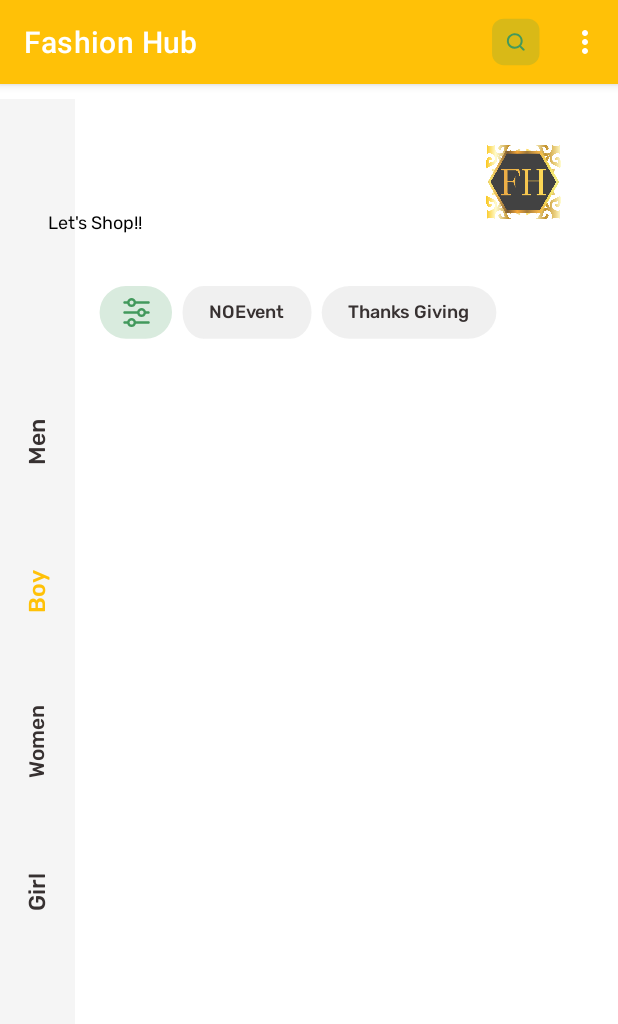
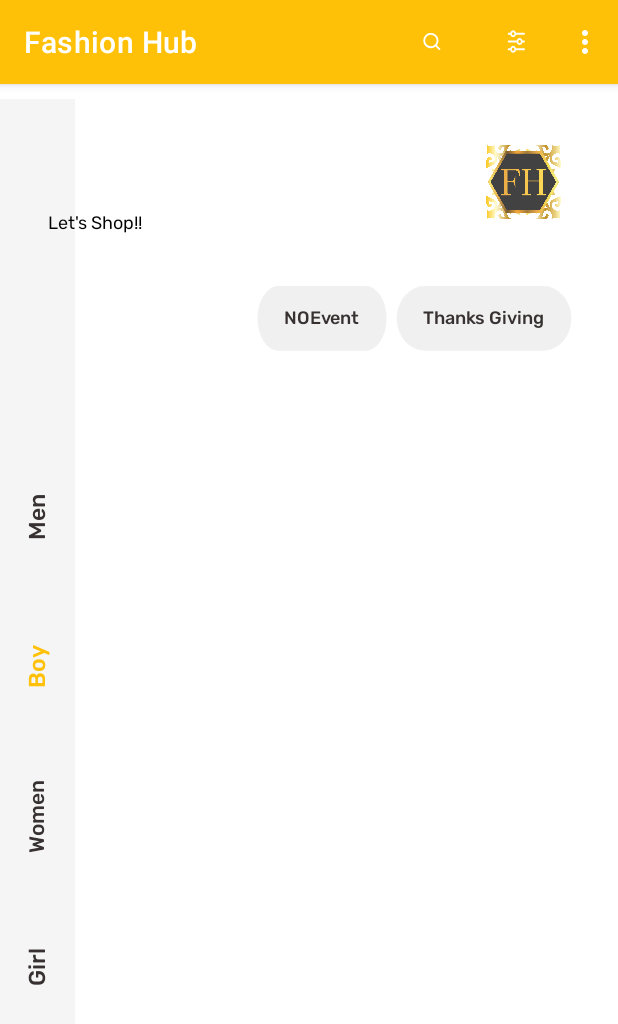
Before and after one commit to Kashish199/Fashion-Hub, an Android app: the Home screen opened directly, with no data from a screen before it, on a phone screen of 412 x 824 dp. Shown: the top 1024 px of the screen. Run offline under Robolectric (Android 15) with nearby library versions, the phone set to English and light mode, and no system bars; our stand-ins replace Firebase (no records; nobody signed in at launch, a user with empty details on screens opened directly), Picasso; pictures from the network do not load; 1 statement that could not run was skipped.

Commit message:
Icon and updates

```diff
--- a/app/src/main/AndroidManifest.xml
+++ b/app/src/main/AndroidManifest.xml
@@ -1,11 +1,12 @@
-<?xml version="1.0" encoding="utf-8"?><manifest xmlns:android="http://schemas.android.com/apk/res/android"
+<?xml version="1.0" encoding="utf-8"?>
+<manifest xmlns:android="http://schemas.android.com/apk/res/android"
     package="com.example.fashionhub">
 
     <application
         android:allowBackup="true"
-    android:icon="@mipmap/ic_launcher"
+        android:icon="@drawable/icon"
         android:label="@string/app_name"
-    android:roundIcon="@mipmap/ic_launcher_round"
+        android:roundIcon="@drawable/icon"
         android:supportsRtl="true"
         android:theme="@style/AppTheme">
         <activity android:name=".ProfileDetails"></activity>
--- a/app/src/main/java/com/example/fashionhub/AddProduct.java
+++ b/app/src/main/java/com/example/fashionhub/AddProduct.java
@@ -180,7 +180,7 @@
                 } else if (Color.isEmpty()) {
                     Toast.makeText(AddProduct.this, "Please select color", Toast.LENGTH_LONG).show();
                     return;
-                }else if (Qty.isEmpty()) {
+                } else if (Qty.isEmpty()) {
                     Toast.makeText(AddProduct.this, "Please select Qty", Toast.LENGTH_LONG).show();
                     return;
                 } else if (photos < 1) {
@@ -197,6 +197,7 @@
                     Log.v("tagvv", " " + uid);
 
                     Map<String, Object> userMap = new HashMap<>();
+                    // userMap(Key - means field of table in database, value)
                     userMap.put("UserID", uid);
                     userMap.put("Name", Product_Name);
                     userMap.put("Description", Description);
--- a/app/src/main/java/com/example/fashionhub/Cart.java
+++ b/app/src/main/java/com/example/fashionhub/Cart.java
@@ -103,7 +103,7 @@
 
             public void onClick(View view) {
                 int Count = productsList.size();
-                if ( Count > 0) {
+                if (Count > 0) {
                     double price = 0;
                     for (int i = 0; i < productsList.size(); i++) {
                         price = price + Double.parseDouble(productsList.get(i).getProductPrice());
@@ -137,6 +137,4 @@
         cartItemRecycler.setAdapter(cartAdapter);
 
     }
-
-
 }
--- a/app/src/main/java/com/example/fashionhub/adapter/ApproveAdapter.java
+++ b/app/src/main/java/com/example/fashionhub/adapter/ApproveAdapter.java
@@ -52,7 +52,6 @@
     public void onBindViewHolder(@NonNull final ViewHolder holder, final int position) {
         final int green = Color.parseColor("#008000");
         final int red = Color.parseColor("#FF0000");
-
 
 
         if (approve_list != null && approve_list.size() > 0) {
@@ -164,8 +163,6 @@
                                             @Override
                                             public void onSuccess(Void aVoid) {
                                                 Log.d("TAG", "DocumentSnapshot successfully updated!");
-//                                                holder.sellname.setTextColor(Color.RED);
-//                                                holder.sellcompany.setTextColor(Color.RED);
                                             }
                                         })
                                                 .addOnFailureListener(new OnFailureListener() {
--- a/app/src/main/java/com/example/fashionhub/adapter/ProductAdapter.java
+++ b/app/src/main/java/com/example/fashionhub/adapter/ProductAdapter.java
@@ -73,12 +73,10 @@
                 b.putString("Color", colorP);
                 b.putInt("Qty", qty);
 
-
                 i.putExtras(b);
                 context.startActivity(i/*, activityOptions.toBundle()*/);
             }
         });
-
 
     }
 
--- a/app/src/main/java/com/example/fashionhub/adapter/ProductCategoryAdapter.java
+++ b/app/src/main/java/com/example/fashionhub/adapter/ProductCategoryAdapter.java
@@ -48,7 +48,6 @@
 
     public static final class ProductViewHolder extends RecyclerView.ViewHolder {
 
-
         TextView catagoryName;
 
         public ProductViewHolder(@NonNull View itemView) {
--- a/app/src/main/res/drawable/ic_filter.xml
+++ b/app/src/main/res/drawable/ic_filter.xml
@@ -1,19 +1,18 @@
 <vector xmlns:android="http://schemas.android.com/apk/res/android"
-    android:width="49dp"
-    android:height="35dp"
+    android:width="99dp"
+    android:height="85dp"
     android:viewportWidth="49"
     android:viewportHeight="35">
   <path
       android:pathData="M17.8342,0.0012L30.9175,0.0012A17.4446,17.4445 0,0 1,48.3621 17.4458L48.3621,17.4458A17.4446,17.4445 0,0 1,30.9175 34.8903L17.8342,34.8903A17.4446,17.4445 0,0 1,0.3896 17.4458L0.3896,17.4458A17.4446,17.4445 0,0 1,17.8342 0.0012z"
-      android:fillColor="#42995C"
       android:fillAlpha="0.2"/>
   <path
       android:pathData="M32.7785,16.6583H31.0622C30.7009,15.3937 29.5492,14.4678 28.1942,14.4678C26.8392,14.4678 25.6875,15.4162 25.3036,16.6583H16.9254C16.4738,16.6583 16.0898,17.0196 16.0898,17.4939C16.0898,17.9455 16.4512,18.3294 16.9254,18.3294H25.3036C25.6649,19.5941 26.8167,20.52 28.1716,20.52C29.5266,20.52 30.6783,19.5941 31.0396,18.3294H32.7559C33.2076,18.3294 33.5915,17.9681 33.5915,17.4939C33.6141,17.0422 33.2527,16.6583 32.7785,16.6583ZM28.1942,18.8488C27.4716,18.8488 26.8392,18.2617 26.8392,17.4939C26.8392,16.7261 27.4264,16.1389 28.1942,16.1389C28.962,16.1389 29.5492,16.7261 29.5492,17.4939C29.5492,18.2617 28.9169,18.8488 28.1942,18.8488Z"
-      android:fillColor="#42995C"/>
+      android:fillColor="#ffffff"/>
   <path
       android:pathData="M16.9254,11.7127H18.7094C19.0708,12.9774 20.2225,13.9033 21.5775,13.9033C22.9324,13.9033 24.0841,12.9774 24.4455,11.7127H32.7785C33.2302,11.7127 33.6141,11.3514 33.6141,10.8772C33.6141,10.4029 33.2527,10.0416 32.7785,10.0416H24.4455C24.0841,8.777 22.9324,7.8511 21.5775,7.8511C20.2225,7.8511 19.0708,8.777 18.7094,10.0416H16.9254C16.4738,10.0416 16.0898,10.4029 16.0898,10.8772C16.0898,11.3514 16.4512,11.7127 16.9254,11.7127ZM21.5775,9.5222C22.3001,9.5222 22.9324,10.1094 22.9324,10.8772C22.9324,11.645 22.3453,12.2321 21.5775,12.2321C20.8096,12.2321 20.2225,11.5998 20.2225,10.8772C20.2225,10.1545 20.8548,9.5222 21.5775,9.5222Z"
-      android:fillColor="#42995C"/>
+      android:fillColor="#ffffff"/>
   <path
       android:pathData="M32.7785,23.2752H24.4455C24.0841,22.0106 22.9324,21.0847 21.5775,21.0847C20.2225,21.0847 19.0708,22.0106 18.7094,23.2752H16.9254C16.4738,23.2752 16.0898,23.6366 16.0898,24.1108C16.0898,24.585 16.4512,24.9464 16.9254,24.9464H18.7094C19.0708,26.211 20.2225,27.1369 21.5775,27.1369C22.9324,27.1369 24.0841,26.211 24.4455,24.9464H32.7785C33.2302,24.9464 33.6141,24.585 33.6141,24.1108C33.6141,23.6366 33.2527,23.2752 32.7785,23.2752ZM21.5775,25.4658C20.8548,25.4658 20.2225,24.8786 20.2225,24.1108C20.2225,23.343 20.8096,22.7558 21.5775,22.7558C22.3453,22.7558 22.9324,23.343 22.9324,24.1108C22.9324,24.8786 22.3001,25.4658 21.5775,25.4658Z"
-      android:fillColor="#42995C"/>
+      android:fillColor="#ffffff"/>
 </vector>
--- a/app/src/main/res/drawable/ic_search.xml
+++ b/app/src/main/res/drawable/ic_search.xml
@@ -1,13 +1,12 @@
 <vector xmlns:android="http://schemas.android.com/apk/res/android"
-    android:width="53dp"
-    android:height="54dp"
-    android:viewportWidth="53"
-    android:viewportHeight="54">
+    android:width="54dp"
+    android:height="55dp"
+    android:viewportWidth="54"
+    android:viewportHeight="55">
   <path
       android:pathData="M13.1446,0.7771L39.3115,0.7771A13.0834,13.0834 0,0 1,52.3949 13.8605L52.3949,40.0274A13.0834,13.0834 0,0 1,39.3115 53.1108L13.1446,53.1108A13.0834,13.0834 0,0 1,0.0612 40.0274L0.0612,13.8605A13.0834,13.0834 0,0 1,13.1446 0.7771z"
-      android:fillColor="#42995C"
       android:fillAlpha="0.2"/>
   <path
       android:pathData="M35.7244,34.8923L32.0174,31.1963C33.2134,29.6726 33.8624,27.7909 33.86,25.8539C33.86,24.1288 33.3484,22.4424 32.39,21.008C31.4316,19.5737 30.0694,18.4557 28.4756,17.7955C26.8818,17.1354 25.128,16.9626 23.4361,17.2992C21.7441,17.6357 20.1899,18.4665 18.9701,19.6863C17.7503,20.9061 16.9196,22.4603 16.583,24.1522C16.2465,25.8442 16.4192,27.598 17.0794,29.1917C17.7395,30.7855 18.8575,32.1478 20.2919,33.1062C21.7262,34.0646 23.4126,34.5762 25.1377,34.5762C27.0748,34.5786 28.9564,33.9296 30.4801,32.7336L34.1762,36.4405C34.2775,36.5427 34.3981,36.6238 34.531,36.6792C34.6638,36.7346 34.8063,36.763 34.9503,36.763C35.0942,36.763 35.2367,36.7346 35.3696,36.6792C35.5024,36.6238 35.623,36.5427 35.7244,36.4405C35.8265,36.3392 35.9077,36.2186 35.963,36.0857C36.0184,35.9529 36.0469,35.8104 36.0469,35.6664C36.0469,35.5225 36.0184,35.38 35.963,35.2471C35.9077,35.1143 35.8265,34.9937 35.7244,34.8923ZM18.596,25.8539C18.596,24.56 18.9796,23.2953 19.6985,22.2195C20.4173,21.1437 21.4389,20.3053 22.6343,19.8101C23.8296,19.315 25.1449,19.1854 26.4139,19.4379C27.6829,19.6903 28.8485,20.3133 29.7634,21.2282C30.6783,22.1431 31.3013,23.3087 31.5537,24.5777C31.8061,25.8466 31.6766,27.1619 31.1814,28.3573C30.6863,29.5526 29.8478,30.5743 28.7721,31.2931C27.6963,32.0119 26.4315,32.3956 25.1377,32.3956C23.4027,32.3956 21.7388,31.7064 20.512,30.4796C19.2852,29.2528 18.596,27.5888 18.596,25.8539Z"
-      android:fillColor="#42995C"/>
+      android:fillColor="#ffffff"/>
 </vector>
--- a/app/src/main/res/menu/menu.xml
+++ b/app/src/main/res/menu/menu.xml
@@ -6,8 +6,13 @@
         android:id="@+id/search"
         android:icon="@drawable/ic_search"
         android:title="search"
-        app:showAsAction="collapseActionView|ifRoom"
-        app:actionViewClass="android.widget.SearchView" />
+        app:actionViewClass="android.widget.SearchView"
+        app:showAsAction="collapseActionView|ifRoom" />
+    <item
+        android:id="@+id/filter"
+        android:icon="@drawable/ic_filter"
+        android:title="filter"
+        app:showAsAction="collapseActionView|ifRoom" />
 
     <item
         android:id="@+id/Profile"
```
Also changed, not shown: app/src/main/java/com/example/fashionhub/adapter/ListAdapter.java (+1 -8 lines), app/src/main/res/drawable-v24/icon.png (added). Lines whose indentation alone changed are shown as unchanged.
